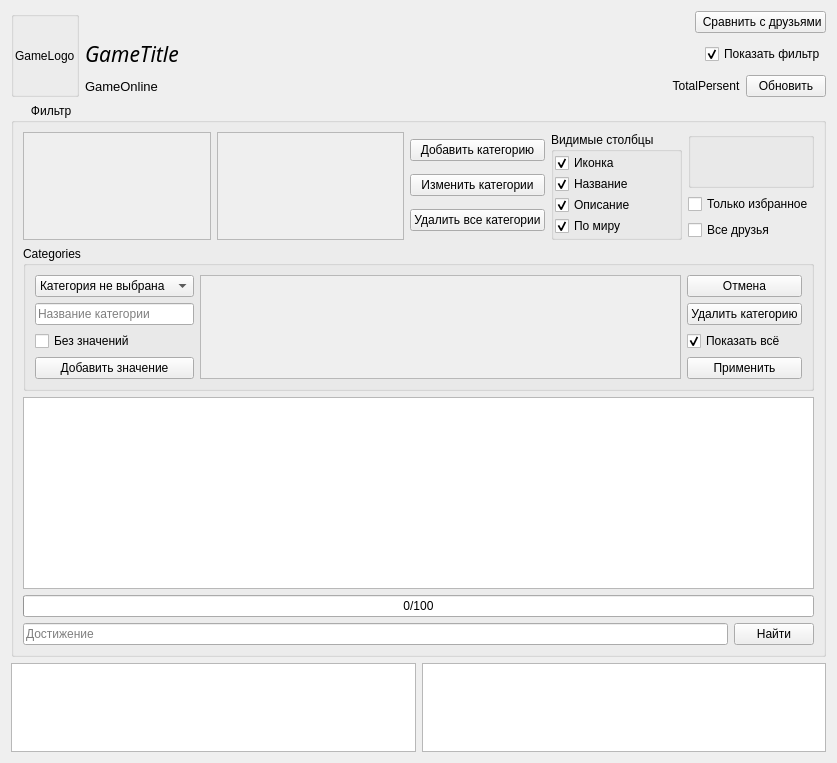
This is AraSteamManager/subform/formachievements.ui in Arankir/AraSteamManager as Qt 5 draws it before an edit. The edited form follows.
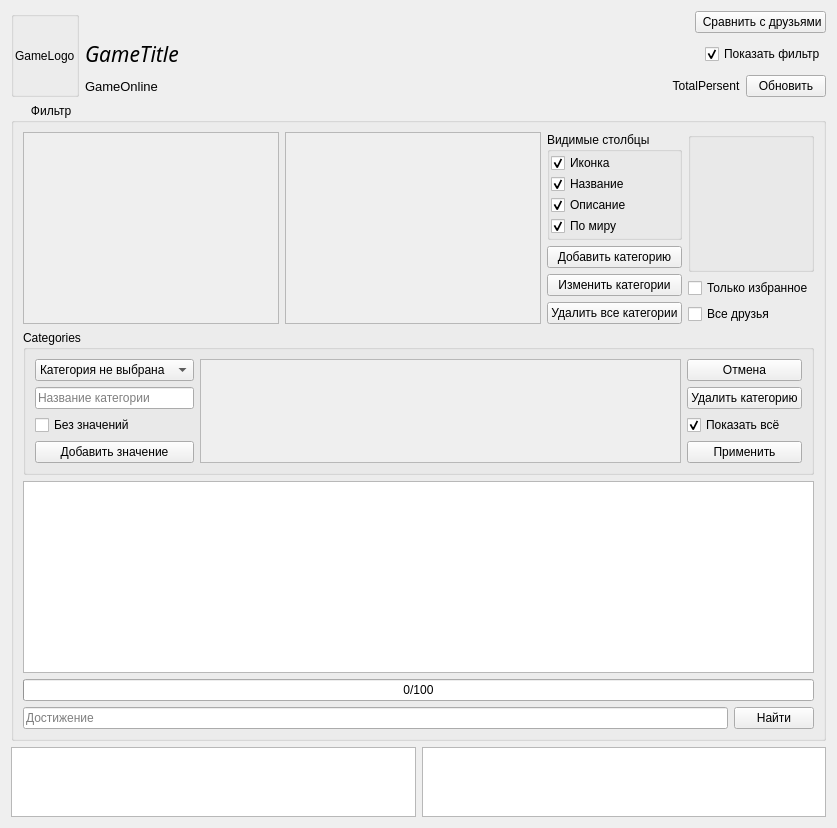
This is the edited form.

Diff of the .ui file:
```diff
--- a/AraSteamManager/subform/formachievements.ui
+++ b/AraSteamManager/subform/formachievements.ui
@@ -226,8 +226,8 @@
             <rect>
              <x>0</x>
              <y>0</y>
-             <width>199</width>
-             <height>106</height>
+             <width>261</width>
+             <height>153</height>
             </rect>
            </property>
           </widget>
@@ -249,38 +249,15 @@
             <rect>
              <x>0</x>
              <y>0</y>
-             <width>198</width>
-             <height>106</height>
+             <width>260</width>
+             <height>153</height>
             </rect>
            </property>
           </widget>
          </widget>
         </item>
         <item>
-         <layout class="QVBoxLayout" name="verticalLayout_5">
-          <item>
-           <widget class="QPushButton" name="ButtonAddCategory">
-            <property name="text">
-             <string>Добавить категорию</string>
-            </property>
-           </widget>
-          </item>
-          <item>
-           <widget class="QPushButton" name="ButtonChangeCategory">
-            <property name="text">
-             <string>Изменить категории</string>
-            </property>
-           </widget>
-          </item>
-          <item>
-           <widget class="QPushButton" name="ButtonDeleteAllCategories">
-            <property name="text">
-             <string>Удалить все категории</string>
-            </property>
-           </widget>
-          </item>
-         </layout>
-        </item>
+         <layout class="QVBoxLayout" name="verticalLayout">
         <item>
          <widget class="QGroupBox" name="GroupBoxCompareShowedColumns">
           <property name="title">
@@ -344,6 +321,33 @@
            </item>
           </layout>
          </widget>
+          </item>
+          <item>
+           <layout class="QVBoxLayout" name="verticalLayout_5">
+            <item>
+             <widget class="QPushButton" name="ButtonAddCategory">
+              <property name="text">
+               <string>Добавить категорию</string>
+              </property>
+             </widget>
+            </item>
+            <item>
+             <widget class="QPushButton" name="ButtonChangeCategory">
+              <property name="text">
+               <string>Изменить категории</string>
+              </property>
+             </widget>
+            </item>
+            <item>
+             <widget class="QPushButton" name="ButtonDeleteAllCategories">
+              <property name="text">
+               <string>Удалить все категории</string>
+              </property>
+             </widget>
+            </item>
+           </layout>
+          </item>
+         </layout>
         </item>
         <item>
          <layout class="QVBoxLayout" name="verticalLayout_4">
```
Left out of the diff: 2 changed lines with no effect on the pictures. Lines whose indentation alone changed are shown as unchanged.
